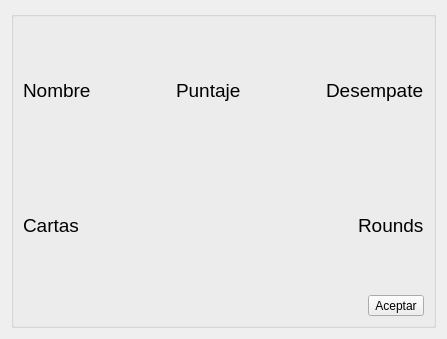
Above: panel_estadisticas.ui from kevteg/blackjack before the change. Below: the same form after it.
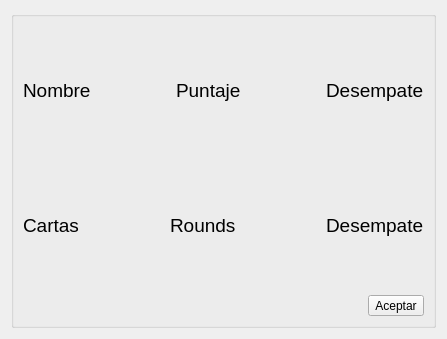
That is the form after the change.

Commit message: Estadisticas funcionales en clientes

The edit to the form file:
```diff
--- a/panel_estadisticas.ui
+++ b/panel_estadisticas.ui
@@ -135,6 +135,32 @@
             </property>
            </widget>
           </item>
+          <item>
+           <spacer name="horizontalSpacer_5">
+            <property name="orientation">
+             <enum>Qt::Horizontal</enum>
+            </property>
+            <property name="sizeHint" stdset="0">
+             <size>
+              <width>40</width>
+              <height>20</height>
+             </size>
+            </property>
+           </spacer>
+          </item>
+          <item>
+           <widget class="QLabel" name="desempate">
+            <property name="font">
+             <font>
+              <family>Ubuntu</family>
+              <pointsize>14</pointsize>
+             </font>
+            </property>
+            <property name="text">
+             <string>Desempate</string>
+            </property>
+           </widget>
+          </item>
          </layout>
         </item>
         <item>
```
Left out of the diff: 2 changed lines with no effect on the pictures. The commit also changes 8 other files.
